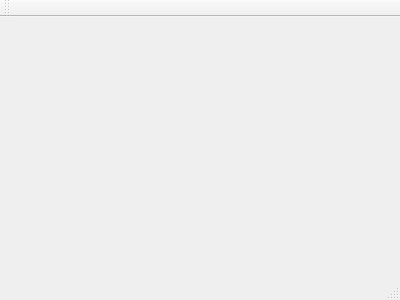
The window that src/mainwindow.ui (Ji-Yuhang/nce) describes before a commit, drawn with Qt 5.
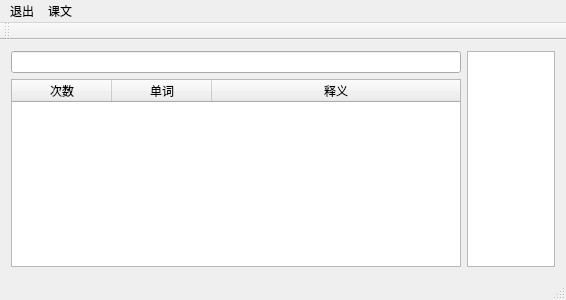
The same window after the commit.

Commit message: 增加算法，显示所有单词出现的频率

```diff
--- a/src/mainwindow.ui
+++ b/src/mainwindow.ui
@@ -1,24 +1,100 @@
 <ui version="4.0">
  <class>MainWindow</class>
- <widget class="QMainWindow" name="MainWindow" >
-  <property name="geometry" >
+ <widget class="QMainWindow" name="MainWindow">
+  <property name="geometry">
    <rect>
     <x>0</x>
     <y>0</y>
-    <width>400</width>
+    <width>566</width>
     <height>300</height>
    </rect>
   </property>
   <property name="windowTitle" >
    <string>MainWindow</string>
   </property>
-  <widget class="QMenuBar" name="menuBar" />
-  <widget class="QToolBar" name="mainToolBar" />
-  <widget class="QWidget" name="centralWidget" />
-  <widget class="QStatusBar" name="statusBar" />
+  <widget class="QWidget" name="centralWidget">
+   <layout class="QGridLayout" name="gridLayout" columnstretch="0,0,0">
+    <item row="0" column="1">
+     <widget class="QLineEdit" name="lineEdit"/>
+    </item>
+    <item row="0" column="2" rowspan="2">
+     <widget class="QPlainTextEdit" name="plainTextEdit"/>
+    </item>
+    <item row="1" column="1">
+     <widget class="QTableWidget" name="tableWidget">
+      <property name="minimumSize">
+       <size>
+        <width>450</width>
+        <height>0</height>
+       </size>
+      </property>
+      <attribute name="horizontalHeaderStretchLastSection">
+       <bool>true</bool>
+      </attribute>
+      <column>
+       <property name="text">
+        <string>次数</string>
+       </property>
+      </column>
+      <column>
+       <property name="text">
+        <string>单词</string>
+       </property>
+      </column>
+      <column>
+       <property name="text">
+        <string>释义</string>
+       </property>
+      </column>
+     </widget>
+    </item>
+   </layout>
+  </widget>
+  <widget class="QMenuBar" name="menuBar">
+   <property name="geometry">
+    <rect>
+     <x>0</x>
+     <y>0</y>
+     <width>566</width>
+     <height>26</height>
+    </rect>
+   </property>
+   <widget class="QMenu" name="menu">
+    <property name="title">
+     <string>退出</string>
+    </property>
+    <addaction name="actionQuit"/>
+   </widget>
+   <widget class="QMenu" name="menu_2">
+    <property name="title">
+     <string>课文</string>
+    </property>
+    <addaction name="read"/>
+   </widget>
+   <addaction name="menu"/>
+   <addaction name="menu_2"/>
+  </widget>
+  <widget class="QToolBar" name="mainToolBar">
+   <attribute name="toolBarArea">
+    <enum>TopToolBarArea</enum>
+   </attribute>
+   <attribute name="toolBarBreak">
+    <bool>false</bool>
+   </attribute>
+  </widget>
+  <widget class="QStatusBar" name="statusBar"/>
+  <action name="read">
+   <property name="text">
+    <string>课文</string>
+   </property>
+  </action>
+  <action name="actionQuit">
+   <property name="text">
+    <string>退出</string>
+   </property>
+  </action>
  </widget>
- <layoutDefault spacing="6" margin="11" />
- <pixmapfunction></pixmapfunction>
+ <layoutdefault spacing="6" margin="11"/>
  <resources/>
  <connections/>
 </ui>
```
Left out of the diff: 3 changed lines with no effect on the pictures. The commit also changes 15 other files.
